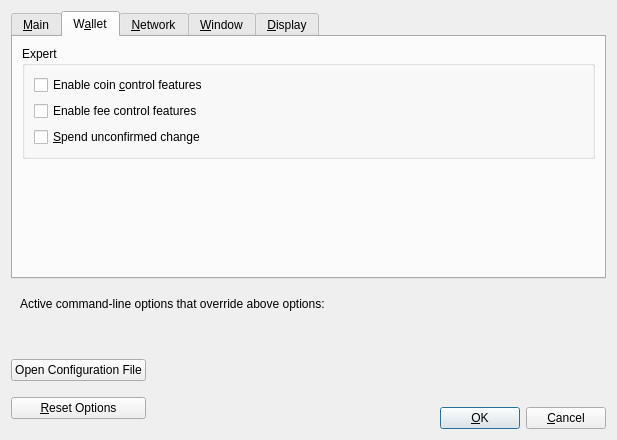
Qt form src/qt/forms/optionsdialog.ui (NeoxaChain/Neoxa) before a commit.
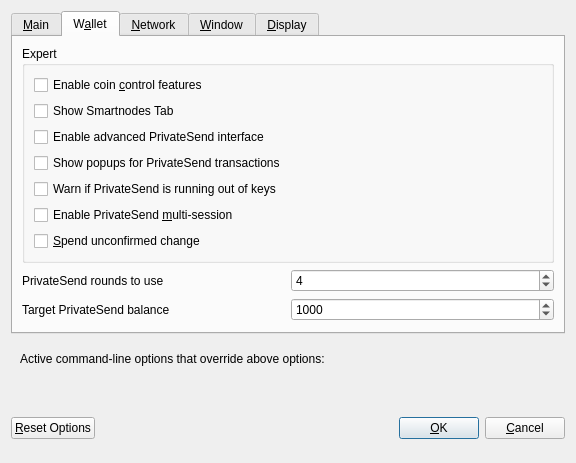
The same form after that commit. The open tabs and pages were chosen to show the change. Custom widgets are drawn as their Qt base class.

```diff
--- a/src/qt/forms/optionsdialog.ui
+++ b/src/qt/forms/optionsdialog.ui
@@ -6,8 +6,8 @@
    <rect>
     <x>0</x>
     <y>0</y>
-    <width>617</width>
-    <height>440</height>
+    <width>576</width>
+    <height>402</height>
    </rect>
   </property>
   <property name="windowTitle">
@@ -156,7 +156,47 @@
           <item>
            <widget class="QCheckBox" name="customFeeFeatures">
             <property name="text">
-             <string>Enable fee control features</string>
+             <string>Show Smartnodes Tab</string>
+            </property>
+           </widget>
+          </item>
+          <item>
+           <widget class="QCheckBox" name="showAdvancedPSUI">
+            <property name="toolTip">
+             <string>Show additional information and buttons for PrivateSend on overview screen.</string>
+            </property>
+            <property name="text">
+             <string>Enable advanced PrivateSend interface</string>
+            </property>
+           </widget>
+          </item>
+          <item>
+           <widget class="QCheckBox" name="showPrivateSendPopups">
+            <property name="toolTip">
+             <string>Show system popups for PrivateSend mixing transactions&lt;br/&gt;just like for all other transaction types.</string>
+            </property>
+            <property name="text">
+             <string>Show popups for PrivateSend transactions</string>
+            </property>
+           </widget>
+          </item>
+          <item>
+           <widget class="QCheckBox" name="lowKeysWarning">
+            <property name="toolTip">
+             <string>Show warning dialog when PrivateSend detects that wallet has very low number of keys left.</string>
+            </property>
+            <property name="text">
+             <string>Warn if PrivateSend is running out of keys</string>
+            </property>
+           </widget>
+          </item>
+          <item>
+           <widget class="QCheckBox" name="privateSendMultiSession">
+            <property name="toolTip">
+             <string>Whether to use experimental PrivateSend mode with multiple mixing sessions per block.&lt;br/&gt;Note: You must use this feature carefully.&lt;br/&gt;Make sure you always have recent wallet (auto)backup in a safe place!</string>
+            </property>
+            <property name="text">
+             <string>Enable PrivateSend &amp;multi-session</string>
             </property>
            </widget>
           </item>
@@ -173,6 +213,75 @@
          </layout>
         </widget>
        </item>
+       <item>
+        <layout class="QHBoxLayout" name="horizontalLayout_4_Wallet">
+         <item>
+          <widget class="QLabel" name="label">
+           <property name="toolTip">
+            <string>This setting determines the amount of individual smartnodes that an input will be mixed through.&lt;br/&gt;More rounds of mixing gives a higher degree of privacy, but also costs more in fees.</string>
+           </property>
+           <property name="text">
+            <string>PrivateSend rounds to use</string>
+           </property>
+          </widget>
+         </item>
+         <item>
+          <widget class="QSpinBox" name="privateSendRounds">
+           <property name="minimum">
+            <number>2</number>
+           </property>
+           <property name="maximum">
+            <number>16</number>
+           </property>
+           <property name="value">
+            <number>4</number>
+           </property>
+          </widget>
+         </item>
+        </layout>
+       </item>
+       <item>
+        <layout class="QHBoxLayout" name="horizontalLayout">
+         <item>
+          <widget class="QLabel" name="label_2">
+           <property name="toolTip">
+            <string>This amount acts as a threshold to turn off PrivateSend once it's reached.</string>
+           </property>
+           <property name="statusTip">
+            <string notr="true"/>
+           </property>
+           <property name="whatsThis">
+            <string notr="true"/>
+           </property>
+           <property name="accessibleName">
+            <string notr="true"/>
+           </property>
+           <property name="accessibleDescription">
+            <string notr="true"/>
+           </property>
+           <property name="text">
+            <string>Target PrivateSend balance</string>
+           </property>
+          </widget>
+         </item>
+         <item>
+          <widget class="QSpinBox" name="privateSendAmount">
+           <property name="minimum">
+            <number>2</number>
+           </property>
+           <property name="maximum">
+            <number>2000</number>
+           </property>
+           <property name="singleStep">
+            <number>10</number>
+           </property>
+           <property name="value">
+            <number>1000</number>
+           </property>
+          </widget>
+         </item>
+        </layout>
+       </item>
        <item>
         <spacer name="verticalSpacer_Wallet">
          <property name="orientation">
@@ -709,34 +818,17 @@
    <item>
     <layout class="QHBoxLayout" name="horizontalLayout_Buttons">
      <item>
-      <layout class="QVBoxLayout" name="verticalLayout_Buttons">
-       <item>
-        <widget class="QPushButton" name="openNeoxaConfButton">
-         <property name="toolTip">
-          <string>Open the %1 configuration file from the working directory.</string>
-         </property>
-         <property name="text">
-          <string>Open Configuration File</string>
-         </property>
-         <property name="autoDefault">
-          <bool>false</bool>
-         </property>
-        </widget>
-       </item>
-       <item>
-        <widget class="QPushButton" name="resetButton">
-         <property name="toolTip">
-          <string>Reset all client options to default.</string>
-         </property>
-         <property name="text">
-          <string>&amp;Reset Options</string>
-         </property>
-         <property name="autoDefault">
-          <bool>false</bool>
-         </property>
-        </widget>
-       </item>
-      </layout>
+      <widget class="QPushButton" name="resetButton">
+       <property name="toolTip">
+        <string>Reset all client options to default.</string>
+       </property>
+       <property name="text">
+        <string>&amp;Reset Options</string>
+       </property>
+       <property name="autoDefault">
+        <bool>false</bool>
+       </property>
+      </widget>
      </item>
      <item>
       <spacer name="horizontalSpacer_1">
@@ -790,48 +882,27 @@
       </spacer>
      </item>
      <item>
-      <layout class="QVBoxLayout" name="verticalLayout_4">
-       <item>
-        <spacer name="verticalSpacer">
-         <property name="orientation">
-          <enum>Qt::Vertical</enum>
-         </property>
-         <property name="sizeHint" stdset="0">
-          <size>
-           <width>20</width>
-           <height>40</height>
-          </size>
-         </property>
-        </spacer>
-       </item>
-       <item>
-        <layout class="QHBoxLayout" name="horizontalLayout">
-         <item>
-          <widget class="QPushButton" name="okButton">
-           <property name="text">
-            <string>&amp;OK</string>
-           </property>
-           <property name="autoDefault">
-            <bool>false</bool>
-           </property>
-           <property name="default">
-            <bool>true</bool>
-           </property>
-          </widget>
-         </item>
-         <item>
-          <widget class="QPushButton" name="cancelButton">
-           <property name="text">
-            <string>&amp;Cancel</string>
-           </property>
-           <property name="autoDefault">
-            <bool>false</bool>
-           </property>
-          </widget>
-         </item>
-        </layout>
-       </item>
-      </layout>
+      <widget class="QPushButton" name="okButton">
+       <property name="text">
+        <string>&amp;OK</string>
+       </property>
+       <property name="autoDefault">
+        <bool>false</bool>
+       </property>
+       <property name="default">
+        <bool>true</bool>
+       </property>
+      </widget>
+     </item>
+     <item>
+      <widget class="QPushButton" name="cancelButton">
+       <property name="text">
+        <string>&amp;Cancel</string>
+       </property>
+       <property name="autoDefault">
+        <bool>false</bool>
+       </property>
+      </widget>
      </item>
     </layout>
    </item>
```
Left out of the diff: 107 changed lines with no effect on the pictures.
